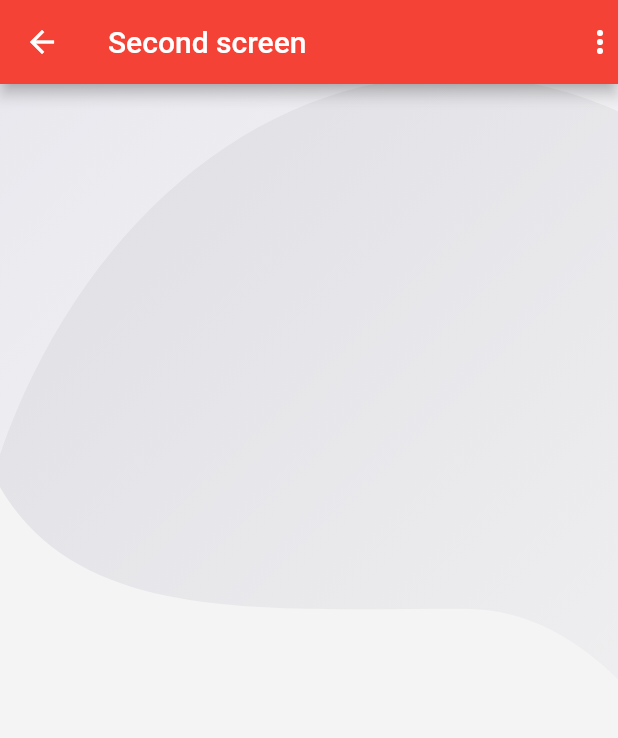
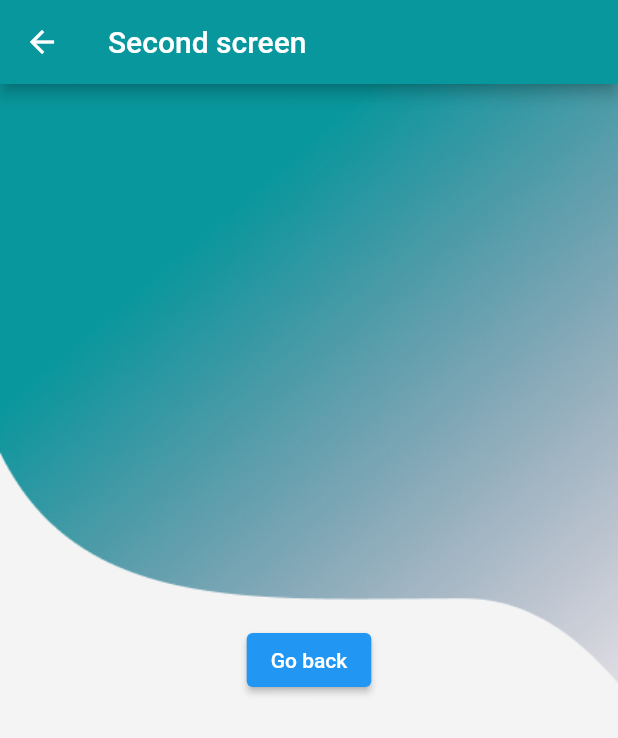
Before and after one commit to Dharani-Mediwave/flutterlearn, a Flutter app: the screen it shows after launch, after a tap on "Launch screen", on a phone screen of 412 x 824 dp. Shown: the top 738 px of the screen. Run offline on Flutter 3.47's test engine with Material 2 defaults, Android fonts, the phone set to English and light mode, and no system bars; our stand-ins replace font_awesome_flutter.

Commit message:
Added background image overall screen

```diff
--- a/lib/screens/FirstScreen.dart
+++ b/lib/screens/FirstScreen.dart
@@ -1,4 +1,5 @@
 import 'package:flutter/material.dart';
+import 'package:flutterlearn/widgets/BaseBackgroundDecoration.dart';
 import '../widgets/BaseAppBar.dart';
 
 class FirstScreen extends StatelessWidget {
@@ -13,12 +14,7 @@ class FirstScreen extends StatelessWidget {
         widgets: <Widget>[Icon(Icons.more_vert)],
       ),
       body: DecoratedBox(
-        decoration: BoxDecoration(
-          image: DecorationImage(
-            fit: BoxFit.cover,
-            image: AssetImage("images/background.jpg"),
-          ),
-        ),
+        decoration: BaseBackgroundDecoration().baseBackgroundDecoration(),
         child: Center(
           child: ElevatedButton(
             onPressed: () {
--- a/lib/screens/SecondScreen.dart
+++ b/lib/screens/SecondScreen.dart
@@ -1,4 +1,5 @@
 import 'package:flutter/material.dart';
+import 'package:flutterlearn/widgets/BaseBackgroundDecoration.dart';
 import '../widgets/BackgroundClipPath.dart';
 import '../widgets/BaseAppBar.dart';
 
@@ -8,7 +9,24 @@ class SecondScreen extends StatelessWidget {
   @override
   Widget build(BuildContext context) {
     double WIDTH = MediaQuery.of(context).size.width;
-
+    return Scaffold(
+      appBar: BaseAppBar(
+        title: Text("Second screen"),
+        appBar: AppBar(),
+        widgets: <Widget>[],
+      ),
+      body: DecoratedBox(
+        decoration: BaseBackgroundDecoration().baseBackgroundDecoration(),
+        child: Center(
+          child: ElevatedButton(
+            onPressed: () {
+              Navigator.pop(context);
+            },
+            child: Text("Go back"),
+          ),
+        ),
+      ),
+    );
     return Scaffold(
       appBar: BaseAppBar(
         title: Text("Second screen"),
--- a/lib/widgets/BaseAppBar.dart
+++ b/lib/widgets/BaseAppBar.dart
@@ -1,7 +1,7 @@
 import 'package:flutter/material.dart';
 
 class BaseAppBar extends StatelessWidget implements PreferredSizeWidget {
-  final Color backgroundColor = Colors.red;
+  final Color backgroundColor = const Color(0xFF08979D);
   final Text title;
   final AppBar appBar;
   final List<Widget> widgets;
--- /dev/null
+++ b/lib/widgets/BaseBackgroundDecoration.dart
@@ -0,0 +1,12 @@
+import 'package:flutter/material.dart';
+
+class BaseBackgroundDecoration {
+  BoxDecoration baseBackgroundDecoration(){
+    return const BoxDecoration(
+      image: DecorationImage(
+        fit: BoxFit.cover,
+        image: AssetImage("images/background.jpg"),
+      ),
+    );
+  }
+}
```
